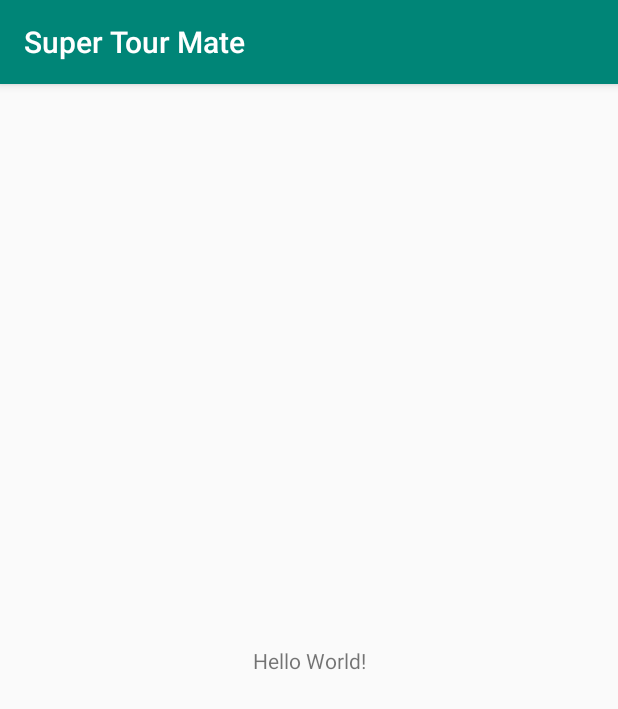
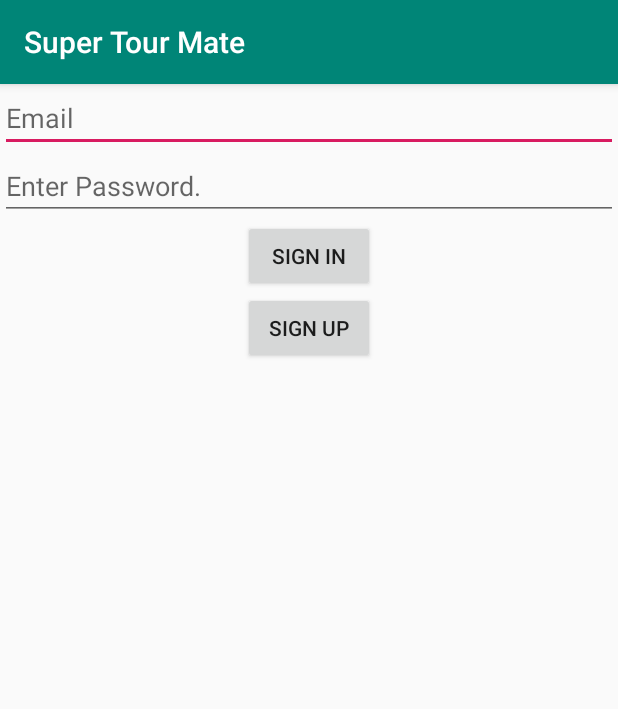
Before and after one commit to Ahsan-95/SuperTourMate, an Android app: the screen it shows after launch (MainActivity), on a phone screen of 412 x 824 dp. Shown: the top 709 px of the screen. Run offline under Robolectric (Android 15) with nearby library versions, the phone set to English and light mode, and no system bars; our stand-ins replace Firebase (no records; nobody signed in at launch, a user with empty details on screens opened directly).

```diff
--- a/app/src/main/java/com/example/supertourmate/MainActivity.java
+++ b/app/src/main/java/com/example/supertourmate/MainActivity.java
@@ -1,14 +1,102 @@
 package com.example.supertourmate;
 
+import androidx.annotation.NonNull;
 import androidx.appcompat.app.AppCompatActivity;
 
 import android.os.Bundle;
+import android.view.View;
+import android.widget.Button;
+import android.widget.EditText;
+import android.widget.TextView;
+
+import com.google.android.gms.tasks.OnCompleteListener;
+import com.google.android.gms.tasks.OnFailureListener;
+import com.google.android.gms.tasks.Task;
+import com.google.firebase.auth.AuthResult;
+import com.google.firebase.auth.FirebaseAuth;
+import com.google.firebase.auth.FirebaseUser;
 
 public class MainActivity extends AppCompatActivity {
+
+    private TextView statusTV;
+    private EditText emailET,passwordET;
+    private FirebaseAuth firebaseAuth;
+    private FirebaseUser currentUser;
 
     @Override
     protected void onCreate(Bundle savedInstanceState) {
         super.onCreate(savedInstanceState);
         setContentView(R.layout.activity_main);
+
+        statusTV = findViewById(R.id.statusTV);
+        emailET = findViewById(R.id.emailET);
+        passwordET =findViewById(R.id.passwordET);
+
+        firebaseAuth = FirebaseAuth.getInstance();
+        currentUser = firebaseAuth.getCurrentUser();
+        if (currentUser != null){
+
+        }
+
+    }
+
+    public void SignIn(View view) {
+        String email = emailET.getText().toString();
+        String pass = passwordET.getText().toString();
+        firebaseAuth.signInWithEmailAndPassword(email, pass)
+                .addOnCompleteListener(new OnCompleteListener<AuthResult>() {
+                    @Override
+                    public void onComplete(@NonNull Task<AuthResult> task) {
+                        if (task.isSuccessful()){
+                            currentUser = firebaseAuth.getCurrentUser();
+                            updateUI();
+
+                        }
+                    }
+                })
+
+                .addOnFailureListener(new OnFailureListener() {
+                    @Override
+                    public void onFailure(@NonNull Exception e) {
+                        setAuthError(e.getLocalizedMessage());
+                    }
+
+                });
+
+    }
+
+
+
+    public void SignUp(View view) {
+        String email = emailET.getText().toString();
+        String pass = passwordET.getText().toString();
+        firebaseAuth.createUserWithEmailAndPassword(email, pass)
+                .addOnCompleteListener(new OnCompleteListener<AuthResult>() {
+                    @Override
+                    public void onComplete(@NonNull Task<AuthResult> task) {
+                        if (task.isSuccessful()){
+                            currentUser = firebaseAuth.getCurrentUser();
+                            updateUI();
+                        }
+                    }
+                })
+
+                .addOnFailureListener(new OnFailureListener() {
+                    @Override
+                    public void onFailure(@NonNull Exception e) {
+                        setAuthError(e.getLocalizedMessage());
+                    }
+                });
+
+    }
+
+
+    private void setAuthError(String localizedMessage) {
+        statusTV.setText(localizedMessage);
+    }
+
+    private void updateUI() {
+        String email = currentUser.getEmail();
+        statusTV.setText("Logged in as"+email);
     }
 }
--- a/app/src/main/res/layout/activity_main.xml
+++ b/app/src/main/res/layout/activity_main.xml
@@ -1,18 +1,45 @@
 <?xml version="1.0" encoding="utf-8"?>
-<androidx.constraintlayout.widget.ConstraintLayout xmlns:android="http://schemas.android.com/apk/res/android"
+<LinearLayout xmlns:android="http://schemas.android.com/apk/res/android"
     xmlns:app="http://schemas.android.com/apk/res-auto"
     xmlns:tools="http://schemas.android.com/tools"
     android:layout_width="match_parent"
     android:layout_height="match_parent"
+    android:orientation="vertical"
     tools:context=".MainActivity">
+
+    <EditText
+        android:layout_width="match_parent"
+        android:layout_height="wrap_content"
+        android:id="@+id/emailET"
+        android:hint="Email"
+        android:inputType="textEmailAddress"/>
+
+    <EditText
+        android:layout_width="match_parent"
+        android:layout_height="wrap_content"
+        android:id="@+id/passwordET"
+        android:hint="Enter Password."
+        android:inputType="textPassword"/>
+    <Button
+        android:layout_width="wrap_content"
+        android:layout_height="wrap_content"
+        android:text="Sign IN"
+        android:layout_gravity="center"
+        android:onClick="SignIn"/>
+    <Button
+        android:layout_width="wrap_content"
+        android:layout_height="wrap_content"
+        android:text="Sign UP"
+        android:layout_gravity="center"
+        android:onClick="SignUp"/>
 
     <TextView
         android:layout_width="wrap_content"
         android:layout_height="wrap_content"
-        android:text="Hello World!"
-        app:layout_constraintBottom_toBottomOf="parent"
-        app:layout_constraintLeft_toLeftOf="parent"
-        app:layout_constraintRight_toRightOf="parent"
-        app:layout_constraintTop_toTopOf="parent" />
+        android:id="@+id/statusTV"
+        android:layout_gravity="center"
+        />
 
-</androidx.constraintlayout.widget.ConstraintLayout>
+
+
+</LinearLayout>
```
